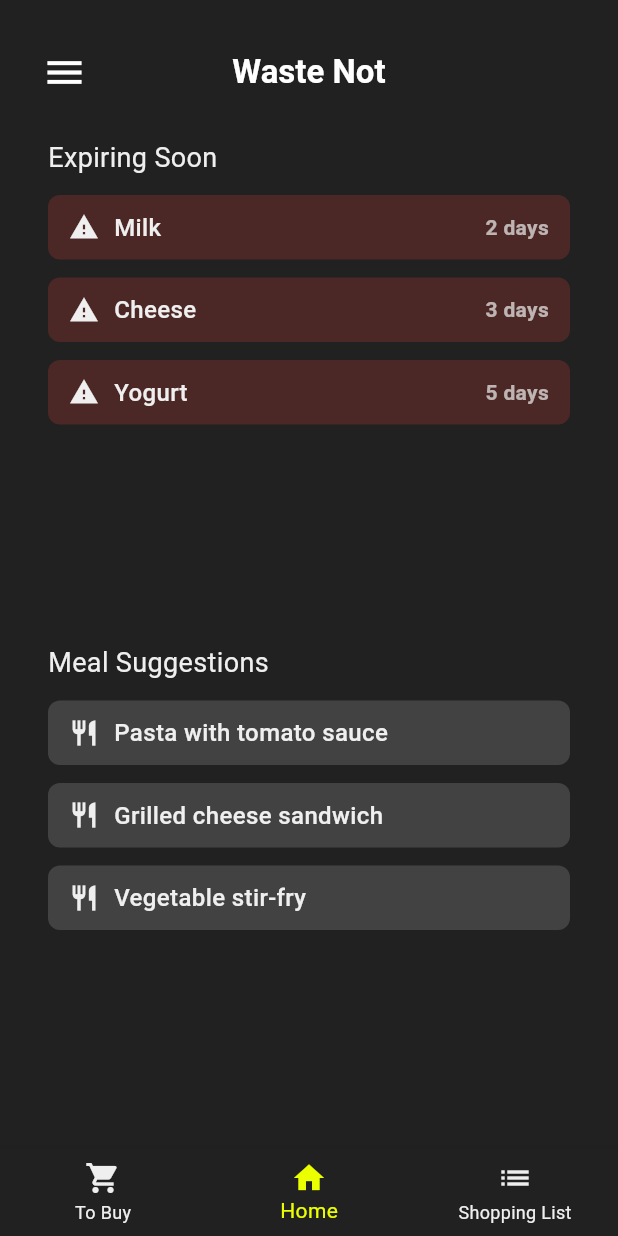
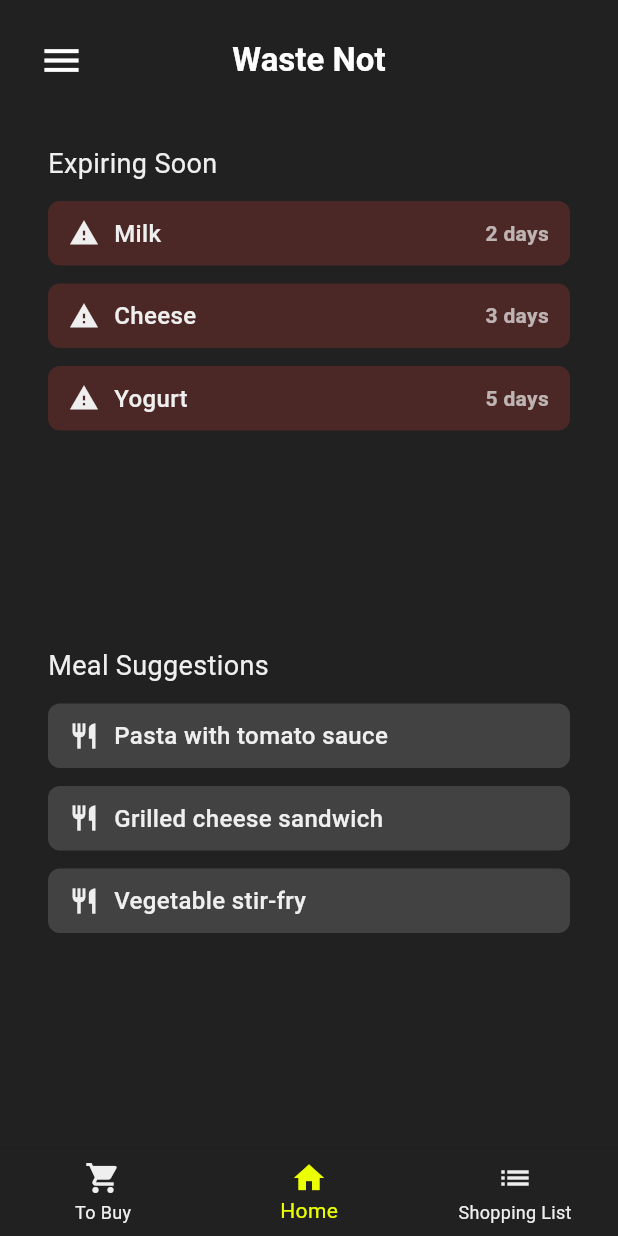
Before and after one commit to Kenzirey/ShoppingListGroup11, a Flutter app: the screen it shows after launch, on a phone screen of 412 x 824 dp. Run offline on Flutter 3.47's test engine with Material 3 defaults, Android fonts, the phone set to English and light mode, and no system bars; our stand-ins replace flutter_riverpod, go_router, google_fonts, image_picker, supabase_flutter; missing offline and left inert: google_ml_kit; accounts and stored records are empty.

Commit message:
Splash effect on drawer icon is no longer smushed/off-center
Made it so that the icon is no longer smushed, not using padding, but rather using the "leading" to set the location of the icon.

```diff
--- a/lib/src/widget/top_bar.dart
+++ b/lib/src/widget/top_bar.dart
@@ -13,12 +13,12 @@ class TopBar extends StatelessWidget implements PreferredSizeWidget {
     required this.onLeadingIconPressed,
   });
 
-  // Added padding so that it doesn't kiss the top bar of the phone.
   @override
   Widget build(BuildContext context) {
-    return Padding(
-      padding: const EdgeInsets.only(top: 20.0),
-      child: AppBar(
+    return AppBar(
+      // Set a custom toolbar height to add vertical space.
+      toolbarHeight: 80, // or kToolbarHeight + 20, etc.
+
       title: Text(
         title,
         style: const TextStyle(
@@ -29,26 +29,19 @@ class TopBar extends StatelessWidget implements PreferredSizeWidget {
       centerTitle: true,
       elevation: 0,
       backgroundColor: Colors.transparent,
-        leading: Builder(
-          builder: (context) {
-            return Padding(
-              padding:
-                  const EdgeInsets.only(left: 20.0),
-              child: IconButton(
-                icon: Icon(
-                  leadingIcon,
-                  size: 30,
-                ),
+
+      leadingWidth: 82, // LEFT MARGIN
+
+      leading: IconButton(
+        // Control the splash radius to keep it roouuund.
+        splashRadius: 24,
+        iconSize: 30,
+        icon: Icon(leadingIcon),
         onPressed: onLeadingIconPressed,
-              ),
-            );
-          },
-        ),
       ),
     );
   }
 
   @override
-  Size get preferredSize =>
-      const Size.fromHeight(kToolbarHeight + 20); // NO SMUSH
+  Size get preferredSize => const Size.fromHeight(80);
 }
```
Also changed, not shown: 5 other files. Lines whose indentation alone changed are shown as unchanged.
